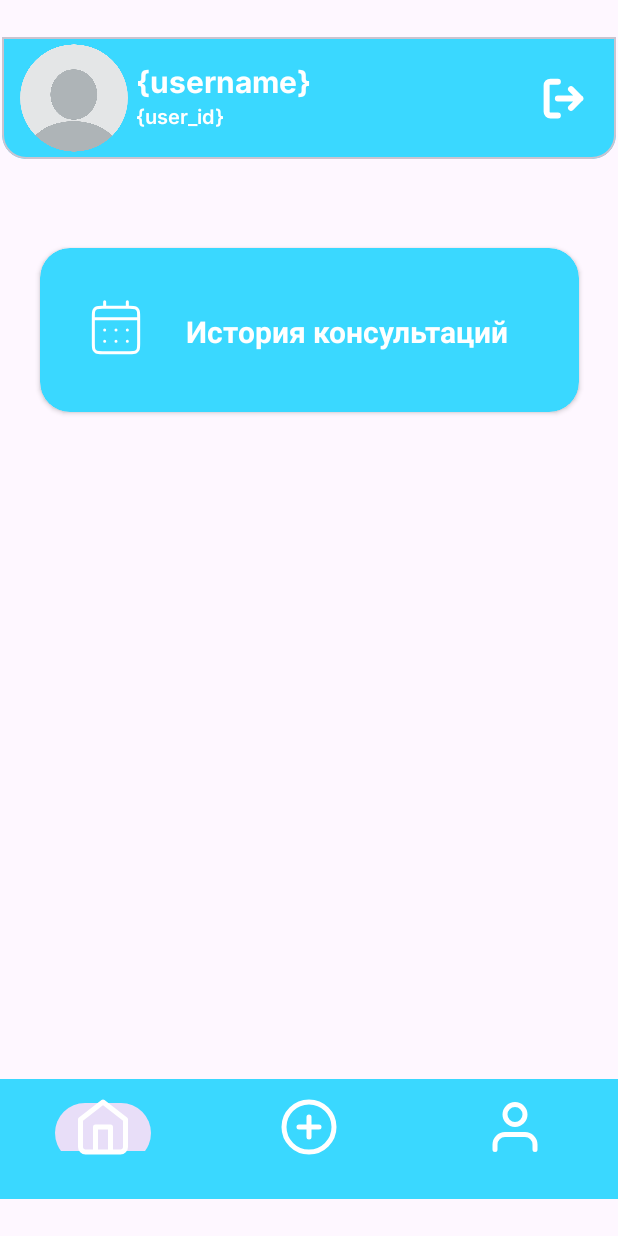
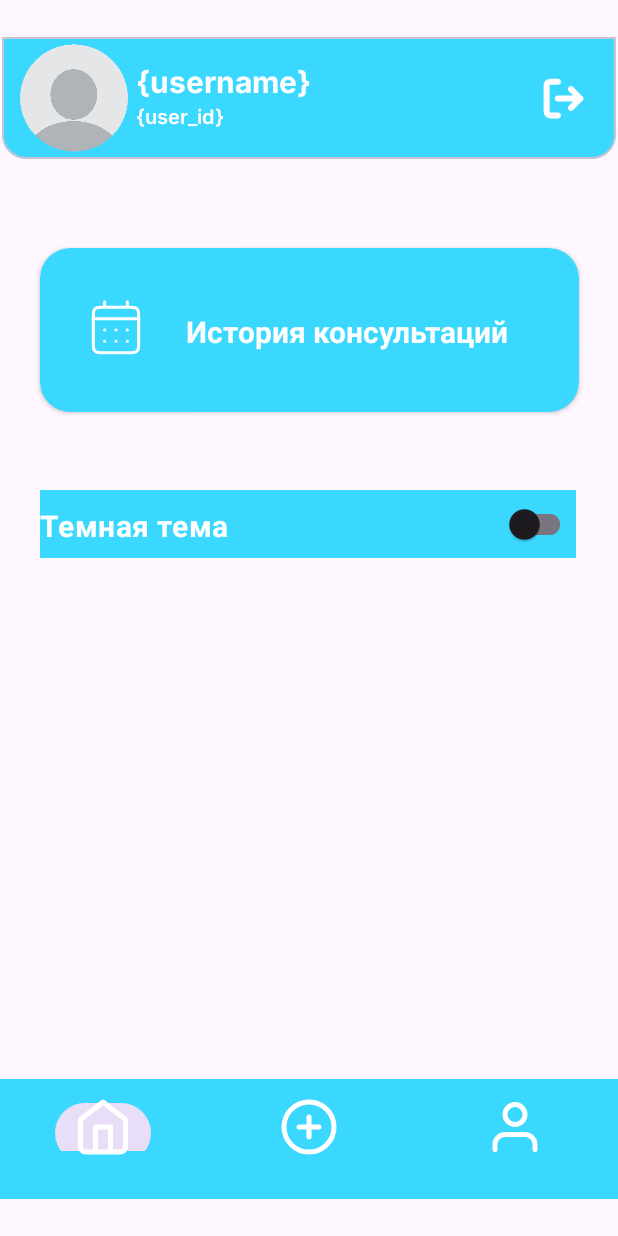
Before and after one commit to yaBabyIlyha/e-doctor, an Android app: the fragment ProfileFragment placed in its activity, on a phone screen of 412 x 824 dp. Run offline under Robolectric (Android 15) with nearby library versions, the phone set to English and light mode, and no system bars.

Commit message:
+темная тема

```diff
--- a/app/src/main/AndroidManifest.xml
+++ b/app/src/main/AndroidManifest.xml
@@ -6,6 +6,7 @@
 
     <application
         android:allowBackup="true"
+        android:name=".App"
         android:dataExtractionRules="@xml/data_extraction_rules"
         android:fullBackupContent="@xml/backup_rules"
         android:icon="@mipmap/ic_launcher"
--- a/app/src/main/java/com/example/edoctor/AddFragment.kt
+++ b/app/src/main/java/com/example/edoctor/AddFragment.kt
@@ -1,9 +1,7 @@
 package com.example.edoctor
 
 import DoctorViewModel
-import android.content.res.Configuration
 import android.os.Bundle
-import android.util.Log
 import android.view.LayoutInflater
 import androidx.fragment.app.Fragment
 import android.view.View
@@ -13,7 +11,6 @@ import androidx.fragment.app.viewModels
 import androidx.lifecycle.lifecycleScope
 import androidx.recyclerview.widget.LinearLayoutManager
 import androidx.recyclerview.widget.RecyclerView
-import kotlinx.coroutines.flow.collectLatest
 import kotlinx.coroutines.launch
 
 class AddFragment : Fragment() {
--- a/app/src/main/java/com/example/edoctor/ProfileFragment.kt
+++ b/app/src/main/java/com/example/edoctor/ProfileFragment.kt
@@ -1,59 +1,39 @@
 package com.example.edoctor
 
 import android.os.Bundle
-import androidx.fragment.app.Fragment
+import android.util.Log
 import android.view.LayoutInflater
 import android.view.View
 import android.view.ViewGroup
+import android.widget.Switch
+import androidx.fragment.app.Fragment
+import com.google.android.material.switchmaterial.SwitchMaterial
 
-// TODO: Rename parameter arguments, choose names that match
-// the fragment initialization parameters, e.g. ARG_ITEM_NUMBER
-private const val ARG_PARAM1 = "param1"
-private const val ARG_PARAM2 = "param2"
-
-/**
- * A simple [Fragment] subclass.
- * Use the [ProfileFragment.newInstance] factory method to
- * create an instance of this fragment.
- */
 class ProfileFragment : Fragment() {
-    // TODO: Rename and change types of parameters
-    private var param1: String? = null
-    private var param2: String? = null
-
-    override fun onCreate(savedInstanceState: Bundle?) {
-        super.onCreate(savedInstanceState)
-        arguments?.let {
-            param1 = it.getString(ARG_PARAM1)
-            param2 = it.getString(ARG_PARAM2)
-        }
-    }
+    private lateinit var mySwitch: SwitchMaterial
 
     override fun onCreateView(
-        inflater: LayoutInflater, container: ViewGroup?,
+        inflater: LayoutInflater,
+        container: ViewGroup?,
         savedInstanceState: Bundle?
-    ): View? {
-        // Inflate the layout for this fragment
+    ): View {
         return inflater.inflate(R.layout.fragment_profile, container, false)
     }
 
-    companion object {
-        /**
-         * Use this factory method to create a new instance of
-         * this fragment using the provided parameters.
-         *
-         * @param param1 Parameter 1.
-         * @param param2 Parameter 2.
-         * @return A new instance of fragment ProfileFragment.
-         */
-        // TODO: Rename and change types and number of parameters
-        @JvmStatic
-        fun newInstance(param1: String, param2: String) =
-            ProfileFragment().apply {
-                arguments = Bundle().apply {
-                    putString(ARG_PARAM1, param1)
-                    putString(ARG_PARAM2, param2)
-                }
+    override fun onViewCreated(view: View, savedInstanceState: Bundle?) {
+        super.onViewCreated(view, savedInstanceState)
+
+        mySwitch = view.findViewById(R.id.themeSwitcher)
+
+        (activity?.application as? App)?.let { app ->
+            mySwitch.isChecked = app.darkTheme
+
+            mySwitch.setOnCheckedChangeListener { _, isChecked ->
+                app.switchTheme(isChecked)
             }
+        } ?: run {
+            mySwitch.isEnabled = false
+            Log.e("ProfileFragment", "Failed to get App instance")
+        }
     }
 }
--- a/app/src/main/res/layout/fragment_profile.xml
+++ b/app/src/main/res/layout/fragment_profile.xml
@@ -131,5 +131,24 @@
 
         </androidx.cardview.widget.CardView>
 
+        <com.google.android.material.switchmaterial.SwitchMaterial
+            android:id="@+id/themeSwitcher"
+            android:layout_width="357dp"
+            android:layout_height="45dp"
+            android:background="@color/edoctor_blue"
+            android:fontFamily="@font/inter_bold"
+            android:gravity="center_vertical"
+            android:text="Темная тема"
+            android:textColor="@color/white"
+            android:textSize="@dimen/big_text"
+            app:layout_constraintBottom_toBottomOf="parent"
+            app:layout_constraintEnd_toEndOf="parent"
+            app:layout_constraintHorizontal_bias="0.481"
+            app:layout_constraintStart_toStartOf="parent"
+            app:layout_constraintTop_toBottomOf="@+id/cvHistory"
+            app:layout_constraintVertical_bias="0.139" />
+
     </androidx.constraintlayout.widget.ConstraintLayout>
+
+
 </FrameLayout>
```
Also changed, not shown: app/src/main/java/com/example/edoctor/App.kt (+26 -1 lines).
